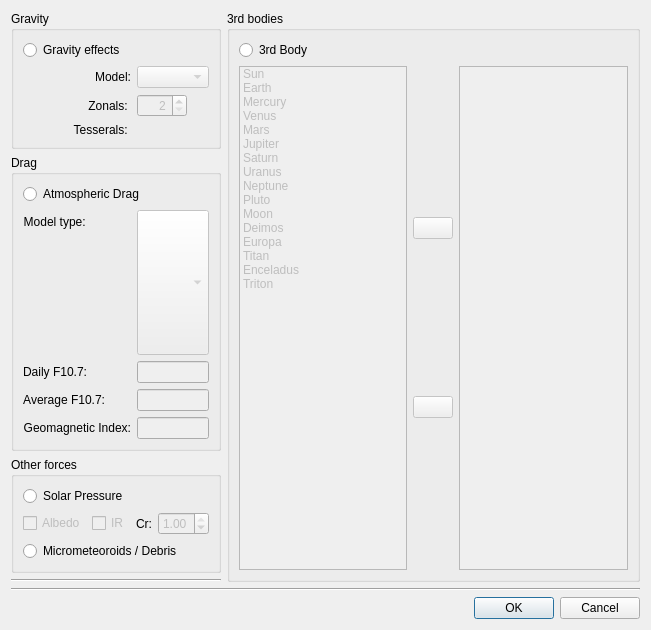
Before: the Qt Designer form sta-src/Services/perturbationForces.ui in Dwarf-Planet-Project/SpaceDesignTool, drawn with Qt 5.
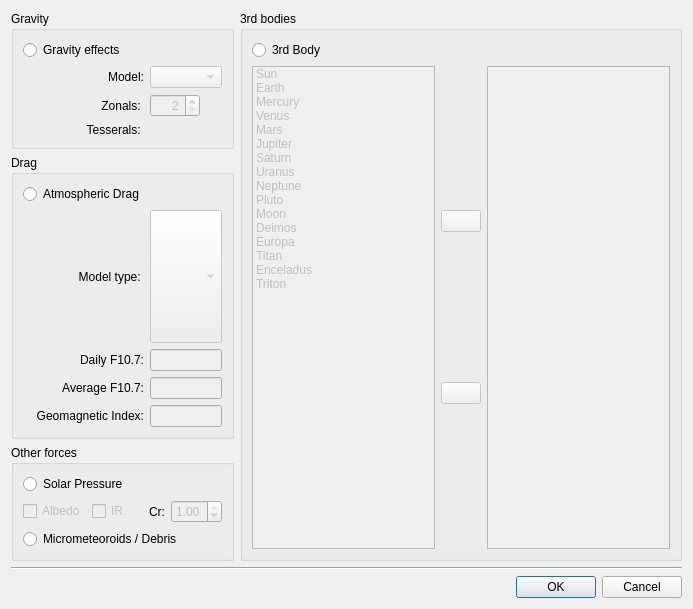
After: the same form once the commit is applied. Icons and pictures are not drawn.

Commit message: Updating file and GUIs of loitering and perturbation forces

Diff of the .ui file:
```diff
--- a/sta-src/Services/perturbationForces.ui
+++ b/sta-src/Services/perturbationForces.ui
@@ -6,20 +6,20 @@
    <rect>
     <x>0</x>
     <y>0</y>
-    <width>651</width>
-    <height>630</height>
+    <width>693</width>
+    <height>609</height>
    </rect>
   </property>
   <property name="minimumSize">
    <size>
-    <width>651</width>
-    <height>630</height>
+    <width>693</width>
+    <height>609</height>
    </size>
   </property>
   <property name="maximumSize">
    <size>
-    <width>651</width>
-    <height>630</height>
+    <width>693</width>
+    <height>609</height>
    </size>
   </property>
   <property name="windowTitle">
@@ -44,8 +44,8 @@
     </widget>
    </item>
    <item row="0" column="0">
-    <layout class="QHBoxLayout" name="horizontalLayout">
-     <item>
+    <layout class="QGridLayout" name="gridLayout_9">
+     <item row="0" column="0">
       <layout class="QVBoxLayout" name="verticalLayout">
        <item>
         <widget class="QGroupBox" name="groupBox_2">
@@ -153,8 +153,8 @@
          </property>
          <layout class="QGridLayout" name="gridLayout_3">
           <item row="0" column="0">
-           <layout class="QVBoxLayout" name="verticalLayout_2">
-            <item>
+           <layout class="QGridLayout" name="gridLayout_8">
+            <item row="0" column="0">
              <widget class="QRadioButton" name="AtmDragRadioButton">
               <property name="text">
                <string>Atmospheric Drag</string>
@@ -174,11 +174,7 @@
               </property>
              </widget>
             </item>
-            <item>
-             <layout class="QHBoxLayout" name="horizontalLayout_3">
-              <item>
-               <layout class="QFormLayout" name="formLayout_3">
-                <item row="0" column="0">
+            <item row="1" column="0">
                  <widget class="QLabel" name="AthmLabel_4">
                   <property name="text">
                    <string>Model type: </string>
@@ -188,7 +184,7 @@
                   </property>
                  </widget>
                 </item>
-                <item row="0" column="1">
+            <item row="1" column="1">
                  <widget class="QComboBox" name="AtmosphereDragTypeComboBox">
                   <property name="enabled">
                    <bool>false</bool>
@@ -201,18 +197,18 @@
                   </property>
                  </widget>
                 </item>
-                <item row="1" column="1">
-                 <widget class="QLineEdit" name="dragDayF10Edit">
-                  <property name="enabled">
-                   <bool>false</bool>
-                  </property>
+            <item row="2" column="0">
+             <widget class="QLabel" name="dragDayF10Label">
                   <property name="text">
-                   <string/>
+               <string>Daily F10.7:</string>
+              </property>
+              <property name="alignment">
+               <set>Qt::AlignRight|Qt::AlignTrailing|Qt::AlignVCenter</set>
                   </property>
                  </widget>
                 </item>
                 <item row="2" column="1">
-                 <widget class="QLineEdit" name="dragAvF10Edit">
+             <widget class="QLineEdit" name="dragDayF10Edit">
                   <property name="enabled">
                    <bool>false</bool>
                   </property>
@@ -221,7 +217,7 @@
                   </property>
                  </widget>
                 </item>
-                <item row="2" column="0">
+            <item row="3" column="0">
                  <widget class="QLabel" name="dragAvF10Label">
                   <property name="text">
                    <string>Average F10.7:</string>
@@ -231,7 +227,17 @@
                   </property>
                  </widget>
                 </item>
-                <item row="3" column="0">
+            <item row="3" column="1">
+             <widget class="QLineEdit" name="dragAvF10Edit">
+              <property name="enabled">
+               <bool>false</bool>
+              </property>
+              <property name="text">
+               <string/>
+              </property>
+             </widget>
+            </item>
+            <item row="4" column="0">
                  <widget class="QLabel" name="dragGeomagLabel">
                   <property name="text">
                    <string>Geomagnetic Index:</string>
@@ -241,7 +247,7 @@
                   </property>
                  </widget>
                 </item>
-                <item row="3" column="1">
+            <item row="4" column="1">
                  <widget class="QLineEdit" name="dragGeomagEdit">
                   <property name="enabled">
                    <bool>false</bool>
@@ -251,20 +257,6 @@
                   </property>
                  </widget>
                 </item>
-                <item row="1" column="0">
-                 <widget class="QLabel" name="dragDayF10Label">
-                  <property name="text">
-                   <string>Daily F10.7:</string>
-                  </property>
-                  <property name="alignment">
-                   <set>Qt::AlignRight|Qt::AlignTrailing|Qt::AlignVCenter</set>
-                  </property>
-                 </widget>
-                </item>
-               </layout>
-              </item>
-             </layout>
-            </item>
            </layout>
           </item>
          </layout>
@@ -388,16 +380,9 @@
          </layout>
         </widget>
        </item>
-       <item>
-        <widget class="Line" name="line_3">
-         <property name="orientation">
-          <enum>Qt::Horizontal</enum>
-         </property>
-        </widget>
-       </item>
       </layout>
      </item>
-     <item>
+     <item row="0" column="1">
       <widget class="QGroupBox" name="groupBox">
        <property name="title">
         <string>3rd bodies</string>
```
Left out of the diff: 35 changed lines with no effect on the pictures. Lines whose indentation alone changed are shown as unchanged. The commit also changes 3 other files.
